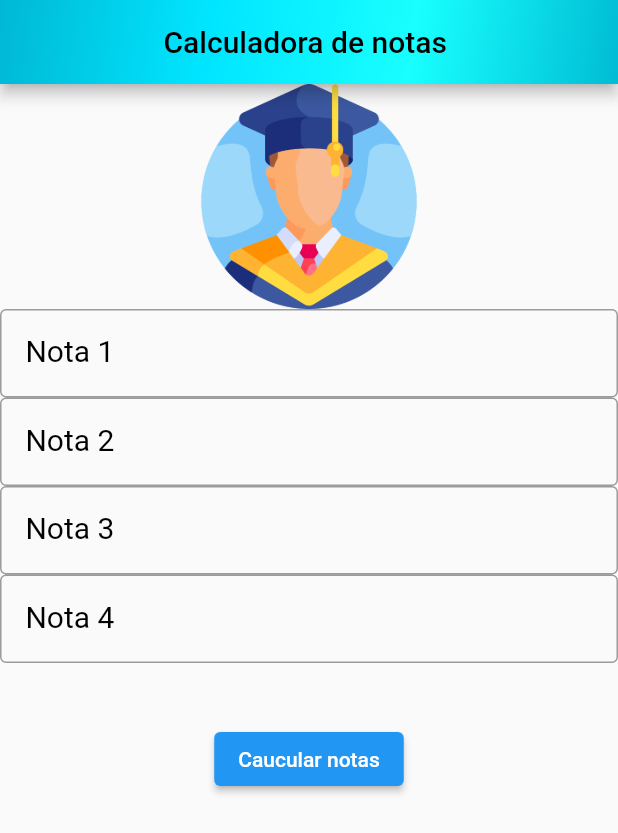
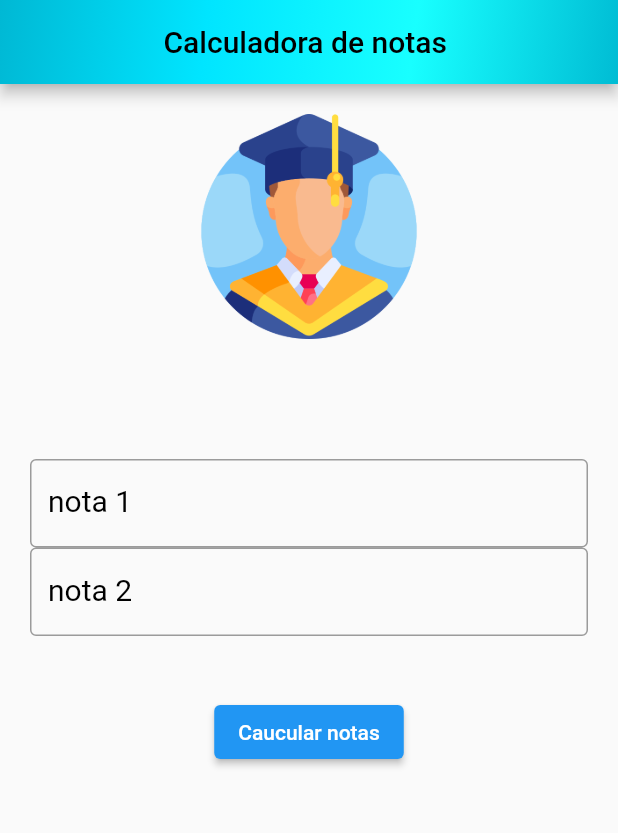
Before and after one commit to RaulDuque/trabalho-lucas-somar-notas, a Flutter app: the screen it shows after launch, on a phone screen of 412 x 824 dp. Shown: the top 833 px of the screen. Run offline on Flutter 3.47's test engine with Material 2 defaults, Android fonts, the phone set to English and light mode, and no system bars.

```diff
--- a/lib/main.dart
+++ b/lib/main.dart
@@ -11,6 +11,17 @@ class HomePage extends StatefulWidget {
 }
 
 class _HomePageState extends State<HomePage> {
+  Widget buildTextFild(String label) {
+    return TextField(
+      decoration: InputDecoration(
+          labelText: label,
+          labelStyle: TextStyle(color: Colors.black, fontSize: 20.0),
+          border: OutlineInputBorder()),
+      style: TextStyle(color: Colors.blue),
+      keyboardType: TextInputType.number,
+    );
+  }
+
   var count = 0;
 
   void somar() {
@@ -42,45 +53,18 @@ class _HomePageState extends State<HomePage> {
           ),
         ),
       ),
-      body: Column(
+      body: SingleChildScrollView(
+        padding: EdgeInsets.all(20),
+        child: Column(
           children: <Widget>[
             Image.asset(
               'assets/images/graduate.png',
               height: 150,
               width: 150,
             ),
-          TextField(
-            decoration: InputDecoration(
-                labelText: " Nota 1",
-                labelStyle: TextStyle(color: Colors.black, fontSize: 20.0),
-                border: OutlineInputBorder()),
-            style: TextStyle(color: Colors.blue),
-            keyboardType: TextInputType.number,
-          ),
-          TextField(
-            decoration: InputDecoration(
-                labelText: " Nota 2",
-                labelStyle: TextStyle(color: Colors.black, fontSize: 20.0),
-                border: OutlineInputBorder()),
-            style: TextStyle(color: Colors.blue),
-            keyboardType: TextInputType.number,
-          ),
-          TextField(
-            decoration: InputDecoration(
-                labelText: " Nota 3",
-                labelStyle: TextStyle(color: Colors.black, fontSize: 20.0),
-                border: OutlineInputBorder()),
-            style: TextStyle(color: Colors.blue),
-            keyboardType: TextInputType.number,
-          ),
-          TextField(
-            decoration: InputDecoration(
-                labelText: " Nota 4",
-                labelStyle: TextStyle(color: Colors.black, fontSize: 20.0),
-                border: OutlineInputBorder()),
-            style: TextStyle(color: Colors.blue),
-            keyboardType: TextInputType.number,
-          ),
+            SizedBox(height: 80),
+            buildTextFild("nota 1"),
+            buildTextFild("nota 2"),
             SizedBox(
               height: 40,
             ),
@@ -90,6 +74,7 @@ class _HomePageState extends State<HomePage> {
             )
           ],
         ),
+      ),
     );
   }
 }
```
Lines whose indentation alone changed are shown as unchanged.
